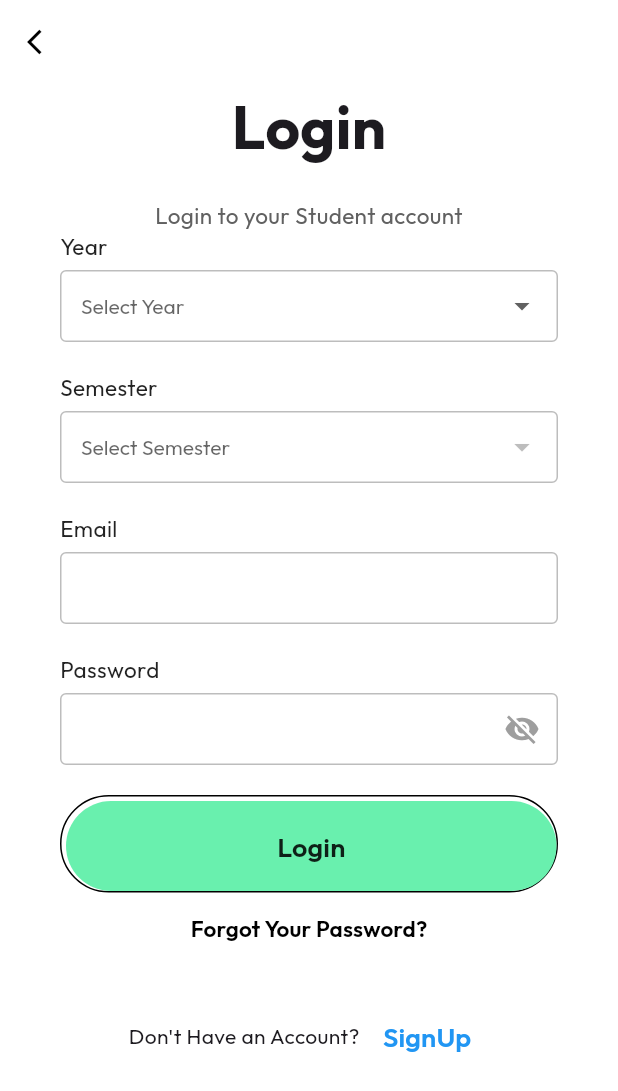
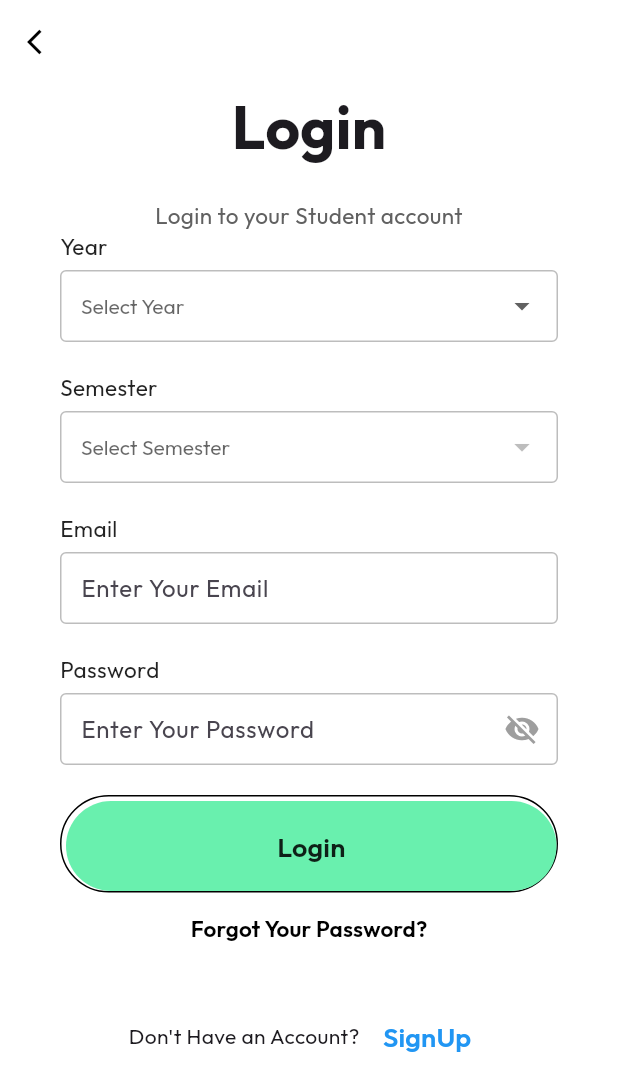
Before and after one commit to ATBlastDon/StudySync_Student, a Flutter app: the screen it shows after launch, after a tap on "Login", on a phone screen of 412 x 824 dp. Shown: the top 1091 px of the screen. Run offline on Flutter 3.47's test engine with Material 3 defaults, Android fonts, the light colour scheme and no system bars; our stand-ins replace animate_do, animated_splash_screen, cached_network_image, camera, cloud_firestore, connectivity_plus and 14 more; missing offline and left inert: flutter_barcode_scanner, flutter_downloader, google_mlkit_face_detection, tflite_flutter; accounts and stored records are empty.

Commit message:
StudySync_Student: Added delete_attendance_record.dart

```diff
--- a/lib/Screens/Authentication/studentlogin.dart
+++ b/lib/Screens/Authentication/studentlogin.dart
@@ -236,6 +236,7 @@ class _StudentLoginState extends State<StudentLogin> {
                     child: makeInput(
                       label: "Email",
                       controller: _emailController,
+                      hintText: "Enter Your Email",
                     ),
                   ),
                   FadeInUp(
@@ -364,7 +365,7 @@ class _StudentLoginState extends State<StudentLogin> {
     );
   }
 
-  Widget makeInput({required String label, required TextEditingController controller}) {
+  Widget makeInput({required String label, required TextEditingController controller, required String hintText}) {
     return Column(
       crossAxisAlignment: CrossAxisAlignment.start,
       children: <Widget>[
@@ -383,6 +384,8 @@ class _StudentLoginState extends State<StudentLogin> {
           controller: controller,
           obscureText: label == "Password" ? true : false,
           decoration: InputDecoration(
+            hintText: hintText, // Display the hint text here
+            hintStyle: TextStyle(fontFamily: "Outfit"),
             contentPadding: const EdgeInsets.symmetric(vertical: 0, horizontal: 10),
             enabledBorder: OutlineInputBorder(
               borderSide: BorderSide(color: Colors.grey.shade400),
@@ -505,8 +508,9 @@ class _StudentLoginState extends State<StudentLogin> {
 class PasswordField extends StatefulWidget {
   final TextEditingController controller;
   final String labelText;
+  final String hintText;
 
-  const PasswordField({super.key, required this.controller, this.labelText = 'Password'});
+  const PasswordField({super.key, required this.controller, this.labelText = 'Password', this.hintText = 'Enter Your Password'});
 
   @override
   State<PasswordField> createState() => _PasswordFieldState();
@@ -534,6 +538,8 @@ class _PasswordFieldState extends State<PasswordField> {
           controller: widget.controller,
           obscureText: _obscureText,
           decoration: InputDecoration(
+            hintText: widget.hintText, // Display the hint text here
+            hintStyle: TextStyle(fontFamily: "Outfit"),
             contentPadding: const EdgeInsets.symmetric(vertical: 0, horizontal: 10),
             enabledBorder: OutlineInputBorder(
               borderSide: BorderSide(color: Colors.grey.shade400),
--- a/lib/Screens/Authentication/studentregister.dart
+++ b/lib/Screens/Authentication/studentregister.dart
@@ -255,13 +255,13 @@ class _StudentRegisterState extends State<StudentRegister> {
                               ),
                               FadeInUp(
                                 duration: const Duration(milliseconds: 1000),
-                                child: PasswordField(controller: _passwordController),
+                                child: PasswordField(controller: _passwordController, hintText: 'Enter Your Password',),
                               ),
                               FadeInUp(
                                 duration: const Duration(milliseconds: 1000),
                                 child: PasswordField(
                                   controller: _confirmPasswordController,
-                                  labelText: "Confirm Password",
+                                  labelText: "Confirm Password", hintText: 'Confirm Your Password',
                                 ),
                               ),
                               const SizedBox(height: 30),
@@ -721,8 +721,9 @@ class _StudentRegisterState extends State<StudentRegister> {
 class PasswordField extends StatefulWidget {
   final TextEditingController controller;
   final String labelText;
+  final String hintText;
 
-  const PasswordField({super.key, required this.controller, this.labelText = 'Password'});
+  const PasswordField({super.key, required this.controller, this.labelText = 'Password', required this.hintText});
 
   @override
   State<PasswordField> createState() => _PasswordFieldState();
@@ -750,6 +751,8 @@ class _PasswordFieldState extends State<PasswordField> {
           controller: widget.controller,
           obscureText: _obscureText,
           decoration: InputDecoration(
+            hintText: widget.hintText, // Display the hint text here
+            hintStyle: TextStyle(fontFamily: "Outfit"),
             contentPadding:
             const EdgeInsets.symmetric(vertical: 0, horizontal: 10),
             enabledBorder: OutlineInputBorder(
```
Also changed, not shown: lib/Screens/Security/change_password.dart (+13 -12 lines), lib/Screens/Security/delete_account.dart (+16 -4 lines), lib/Screens/Security/delete_attendance_record.dart (added, +46 -0 lines).
